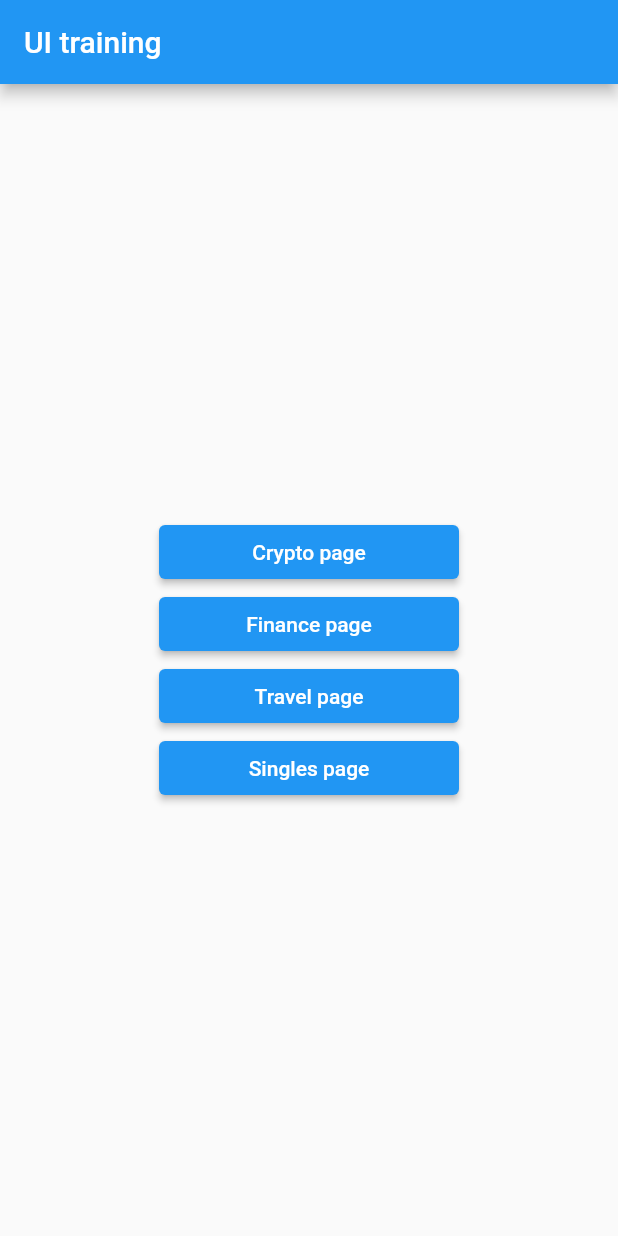
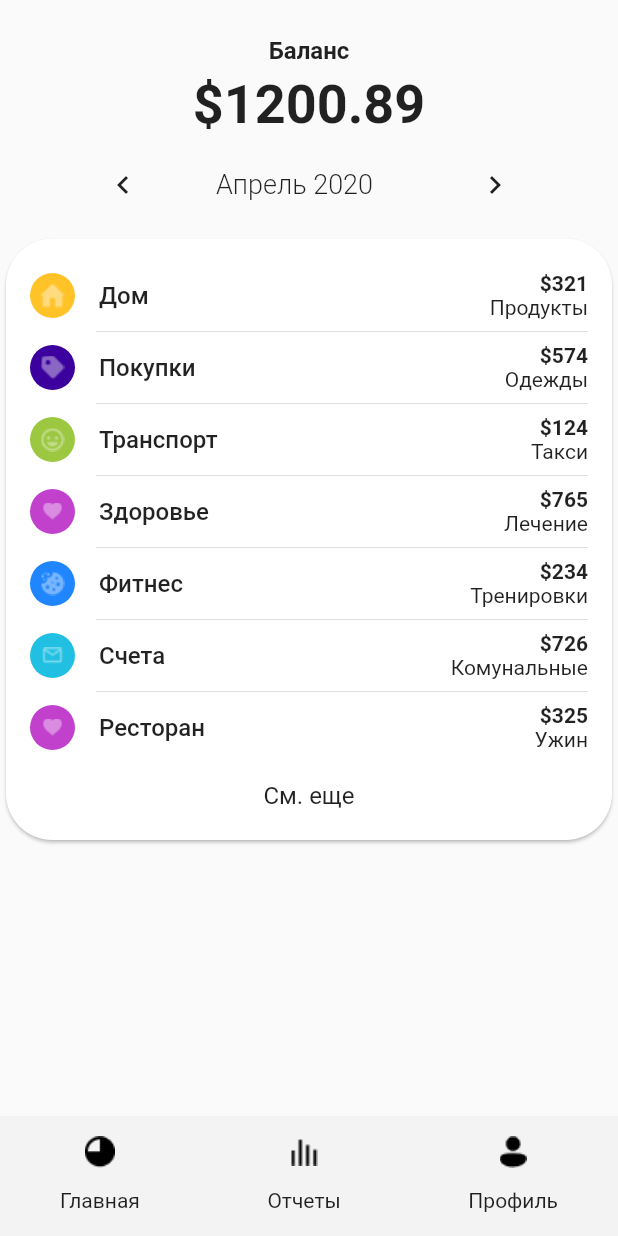
Before and after one commit to belek-aki/neobis_flutter_ui_training, a Flutter app: the screen it shows after launch, after a tap on "Finance page", on a phone screen of 412 x 824 dp. Run offline on Flutter 3.47's test engine with Material 2 defaults, Android fonts, the phone set to English and light mode, and no system bars.

Commit message:
Made a finance page

```diff
--- /dev/null
+++ b/lib/data/finance/data_finance.dart
@@ -0,0 +1,58 @@
+import 'package:flutter/widgets.dart';
+import 'package:neobis_ui_training/data/finance/model.dart';
+
+class CostDataRepo {
+  List<WidgetCostData> getCostData() {
+    return [
+      WidgetCostData(
+        title: 'Дом',
+        price: '321',
+        discreption: 'Продукты',
+        icon: Image.asset("assets/icons/finance/home_alt_fill.png"),
+        color: Color.fromRGBO(255, 195, 40, 1),
+      ),
+      WidgetCostData(
+        title: 'Покупки',
+        price: '574',
+        discreption: 'Одежды',
+        icon: Image.asset("assets/icons/finance/tag.png"),
+        color: Color.fromRGBO(60, 0, 158, 1),
+      ),
+      WidgetCostData(
+        title: 'Транспорт',
+        price: '124',
+        discreption: 'Такси',
+        icon: Image.asset("assets/icons/finance/happy.png"),
+        color: Color.fromRGBO(156, 199, 65, 1),
+      ),
+      WidgetCostData(
+        title: 'Здоровье',
+        price: '765',
+        discreption: 'Лечение',
+        icon: Image.asset("assets/icons/finance/heart_fill.png"),
+        color: Color.fromRGBO(193, 65, 204, 1),
+      ),
+      WidgetCostData(
+        title: 'Фитнес',
+        price: '234',
+        discreption: 'Тренировки',
+        icon: Image.asset("assets/icons/finance/cookie.png"),
+        color: Color.fromRGBO(31, 134, 255, 1),
+      ),
+      WidgetCostData(
+        title: 'Счета',
+        price: '726',
+        discreption: 'Комунальные',
+        icon: Image.asset("assets/icons/finance/mail.png"),
+        color: Color.fromRGBO(33, 192, 227, 1),
+      ),
+      WidgetCostData(
+        title: 'Ресторан',
+        price: '325',
+        discreption: 'Ужин',
+        icon: Image.asset("assets/icons/finance/heart_fill.png"),
+        color: Color.fromRGBO(193, 65, 204, 1),
+      ),
+    ];
+  }
+}
--- /dev/null
+++ b/lib/data/finance/model.dart
@@ -0,0 +1,17 @@
+import 'package:flutter/widgets.dart';
+
+class WidgetCostData {
+  final String title;
+  final String price;
+  final String discreption;
+  final Image icon;
+  final Color color;
+
+  WidgetCostData({
+    required this.title,
+    required this.price,
+    required this.discreption,
+    required this.icon,
+    required this.color,
+  });
+}
--- a/lib/ui/crypto/crypto_sreen.dart
+++ b/lib/ui/crypto/crypto_sreen.dart
@@ -37,13 +37,19 @@ class _ScreenCryptoState extends State<ScreenCrypto> {
                 ),
               ),
             ),
-            ListView.separated(
-                shrinkWrap: true,
-                itemBuilder: (context, index) => ListElements(
-                      data: cryptoElement[index],
-                    ),
-                separatorBuilder: (context, index) => const Divider(),
-                itemCount: cryptoElement.length)
+            Container(
+              child: ListView.separated(
+                  shrinkWrap: true,
+                  itemBuilder: (context, index) => ListElements(
+                        data: cryptoElement[index],
+                      ),
+                  separatorBuilder: (context, index) => Padding(
+                        padding: const EdgeInsets.symmetric(
+                            horizontal: kDefaultPadding * 1.2),
+                        child: Divider(),
+                      ),
+                  itemCount: cryptoElement.length),
+            )
           ],
         ),
       ),
--- /dev/null
+++ b/lib/ui/finance/calendar.dart
@@ -0,0 +1,28 @@
+import 'package:flutter/material.dart';
+import 'package:neobis_ui_training/constants.dart';
+
+class Calendart extends StatelessWidget {
+  const Calendart({Key? key}) : super(key: key);
+
+  @override
+  Widget build(BuildContext context) {
+    return Padding(
+      padding: const EdgeInsets.all(kDefaultPadding),
+      child: Row(
+        children: [
+          Expanded(child: Icon(Icons.chevron_left_sharp)),
+          Expanded(
+            child: Text(
+              'Апрель 2020',
+              style: TextStyle(
+                fontSize: 18,
+                fontWeight: FontWeight.w300,
+              ),
+            ),
+          ),
+          Expanded(child: Icon(Icons.chevron_right_sharp))
+        ],
+      ),
+    );
+  }
+}
--- /dev/null
+++ b/lib/ui/finance/fin_bottom_navigator_bar.dart
@@ -0,0 +1,71 @@
+import 'package:flutter/material.dart';
+import 'package:neobis_ui_training/constants.dart';
+
+class FinBottomNavigatorNavbar extends StatelessWidget {
+  const FinBottomNavigatorNavbar({
+    Key? key,
+  }) : super(key: key);
+
+  @override
+  Widget build(BuildContext context) {
+    return Container(
+      padding: EdgeInsets.only(
+        left: kDefaultPadding * 2,
+        right: kDefaultPadding * 2,
+        bottom: kDefaultPadding / 2,
+      ),
+      color: Color.fromRGBO(242, 242, 242, 0.9),
+      height: kDefaultPadding * 4,
+      child: Row(
+        mainAxisAlignment: MainAxisAlignment.spaceBetween,
+        children: [
+          Column(
+            children: [
+              IconButton(
+                onPressed: () => {},
+                icon: Image.asset("assets/icons/finance/pie_chart_75.png"),
+              ),
+              Text(
+                'Главная',
+                style: TextStyle(
+                  fontSize: 14,
+                  fontWeight: FontWeight.w400,
+                ),
+              ),
+            ],
+          ),
+          Column(
+            children: [
+              IconButton(
+                onPressed: () => {},
+                icon: Image.asset("assets/icons/finance/Union.png"),
+              ),
+              Text(
+                'Отчеты',
+                style: TextStyle(
+                  fontSize: 14,
+                  fontWeight: FontWeight.w400,
+                ),
+              ),
+            ],
+          ),
+          Column(
+            children: [
+              IconButton(
+                onPressed: () {},
+                icon: Image.asset("assets/icons/finance/profile.png"),
+              ),
+              Text(
+                'Профиль',
+                style: TextStyle(
+                  fontSize: 14,
+                  fontWeight: FontWeight.w400,
+                ),
+              ),
+            ],
+          ),
+        ],
+      ),
+    );
+  }
+}
--- /dev/null
+++ b/lib/ui/finance/finance_screen.dart
@@ -0,0 +1,29 @@
+import 'package:flutter/material.dart';
+// ignore: unused_import
+import 'package:neobis_ui_training/constants.dart';
+import 'package:neobis_ui_training/ui/finance/calendar.dart';
+import 'package:neobis_ui_training/ui/finance/fin_bottom_navigator_bar.dart';
+import 'package:neobis_ui_training/ui/finance/get_data_list.dart';
+import 'package:neobis_ui_training/ui/finance/title.dart';
+
+class FinanceScreen extends StatelessWidget {
+  const FinanceScreen({Key? key}) : super(key: key);
+
+  @override
+  Widget build(BuildContext context) {
+    return Scaffold(
+      body: SafeArea(
+        child: SingleChildScrollView(
+          child: Column(
+            children: [
+              TitleFinance(),
+              Calendart(),
+              ListEcpenses(),
+            ],
+          ),
+        ),
+      ),
+      bottomNavigationBar: FinBottomNavigatorNavbar(),
+    );
+  }
+}
--- /dev/null
+++ b/lib/ui/finance/get_data_list.dart
@@ -0,0 +1,51 @@
+import 'package:flutter/material.dart';
+import 'package:neobis_ui_training/constants.dart';
+import 'package:neobis_ui_training/data/finance/data_finance.dart';
+import 'package:neobis_ui_training/data/finance/model.dart';
+import 'package:neobis_ui_training/ui/finance/list_of_expenses.dart';
+
+class ListEcpenses extends StatefulWidget {
+  ListEcpenses({Key? key}) : super(key: key);
+
+  @override
+  _ListEcpensesState createState() => _ListEcpensesState();
+}
+
+class _ListEcpensesState extends State<ListEcpenses> {
+  List<WidgetCostData> costData = CostDataRepo().getCostData();
+
+  @override
+  Widget build(BuildContext context) {
+    return Card(
+        shape: RoundedRectangleBorder(borderRadius: BorderRadius.circular(31)),
+        child: Column(
+          children: [
+            SizedBox(height: kDefaultPadding + 2),
+            ListView.separated(
+              shrinkWrap: true,
+              itemBuilder: (context, index) => WidgetListTemplate(
+                data: costData[index],
+              ),
+              separatorBuilder: (context, index) => Padding(
+                padding: const EdgeInsets.only(
+                  left: kDefaultPadding * 3,
+                  right: kDefaultPadding - 4,
+                ),
+                child: Divider(),
+              ),
+              itemCount: costData.length,
+            ),
+            Padding(
+              padding: EdgeInsets.symmetric(vertical: kDefaultPadding),
+              child: Text(
+                'См. еще',
+                style: TextStyle(
+                  fontSize: 16,
+                  fontWeight: FontWeight.w400,
+                ),
+              ),
+            )
+          ],
+        ));
+  }
+}
--- /dev/null
+++ b/lib/ui/finance/list_of_expenses.dart
@@ -0,0 +1,61 @@
+import 'package:flutter/material.dart';
+import 'package:neobis_ui_training/constants.dart';
+import 'package:neobis_ui_training/data/finance/model.dart';
+
+class WidgetListTemplate extends StatelessWidget {
+  final WidgetCostData data;
+  const WidgetListTemplate({
+    Key? key,
+    required this.data,
+  }) : super(key: key);
+
+  @override
+  Widget build(BuildContext context) {
+    return Padding(
+      padding: const EdgeInsets.symmetric(horizontal: kDefaultPadding - 4),
+      child: Row(
+        children: [
+          Container(
+            width: 30,
+            height: 30,
+            decoration: BoxDecoration(
+              borderRadius: BorderRadius.circular(15),
+              color: data.color,
+            ),
+            child: data.icon,
+          ),
+          Padding(
+            padding: const EdgeInsets.only(left: 16),
+            child: Text(
+              data.title,
+              style: TextStyle(
+                fontSize: 16,
+                fontWeight: FontWeight.w500,
+              ),
+            ),
+          ),
+          Spacer(),
+          Column(
+            crossAxisAlignment: CrossAxisAlignment.end,
+            children: [
+              Text(
+                '\$${data.price}',
+                style: TextStyle(
+                  fontSize: 14,
+                  fontWeight: FontWeight.w700,
+                ),
+              ),
+              Text(
+                data.discreption,
+                style: TextStyle(
+                  fontSize: 14,
+                  fontWeight: FontWeight.w400,
+                ),
+              ),
+            ],
+          )
+        ],
+      ),
+    );
+  }
+}
--- /dev/null
+++ b/lib/ui/finance/title.dart
@@ -0,0 +1,36 @@
+import 'package:flutter/material.dart';
+import 'package:neobis_ui_training/constants.dart';
+
+class TitleFinance extends StatelessWidget {
+  const TitleFinance({Key? key}) : super(key: key);
+
+  @override
+  Widget build(BuildContext context) {
+    return Column(
+      children: [
+        Center(
+          child: Padding(
+            padding: const EdgeInsets.only(
+              top: kDefaultPadding * 1.2,
+              bottom: kDefaultPadding * 0.3,
+            ),
+            child: Text(
+              'Баланс',
+              style: TextStyle(
+                fontSize: 16,
+                fontWeight: FontWeight.w600,
+              ),
+            ),
+          ),
+        ),
+        Text(
+          '\$1200.89',
+          style: TextStyle(
+            fontSize: 36,
+            fontWeight: FontWeight.w600,
+          ),
+        ),
+      ],
+    );
+  }
+}
--- a/lib/ui/home_page.dart
+++ b/lib/ui/home_page.dart
@@ -1,6 +1,7 @@
 import 'package:flutter/material.dart';
 import 'package:neobis_ui_training/constants.dart';
 import 'package:neobis_ui_training/ui/crypto/crypto_sreen.dart';
+import 'package:neobis_ui_training/ui/finance/finance_screen.dart';
 
 class HomePage extends StatelessWidget {
   const HomePage({Key? key}) : super(key: key);
@@ -30,7 +31,12 @@ class HomePage extends StatelessWidget {
             Container(
               width: kDefaultPadding * 10,
               child: ElevatedButton(
-                onPressed: () => {},
+                onPressed: () => Navigator.push(
+                  context,
+                  MaterialPageRoute(
+                    builder: (context) => FinanceScreen(),
+                  ),
+                ),
                 child: Text('Finance page'),
               ),
             ),
--- a/pubspec.yaml
+++ b/pubspec.yaml
@@ -21,3 +21,4 @@ flutter:
     - assets/images/
     - assets/icons/
     - assets/icons/crypto/
+    - assets/icons/finance/
```
Also changed, not shown: assets/icons/finance/Union.png (added), assets/icons/finance/cookie.png (added), assets/icons/finance/happy.png (added), assets/icons/finance/heart_fill.png (added), assets/icons/finance/home_alt_fill.png (added), assets/icons/finance/mail.png (added), assets/icons/finance/pie_chart_75.png (added), assets/icons/finance/profile.png (added), assets/icons/finance/tag.png (added).
